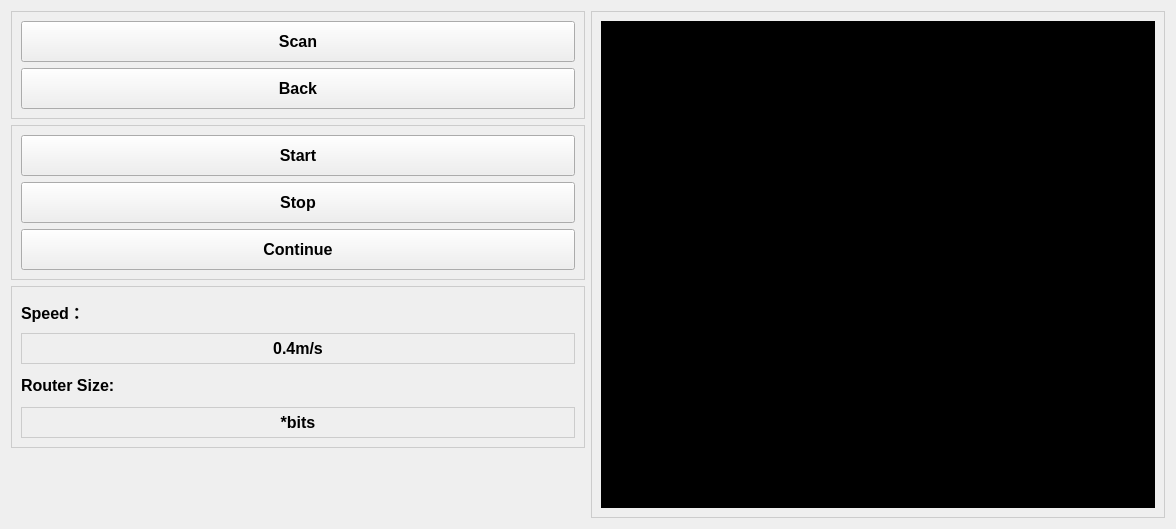
Qt form software/testing/CV/combined-UI/ui/fourthui.ui (Capstone-2024/OS-Handheld-CNC) before a commit.
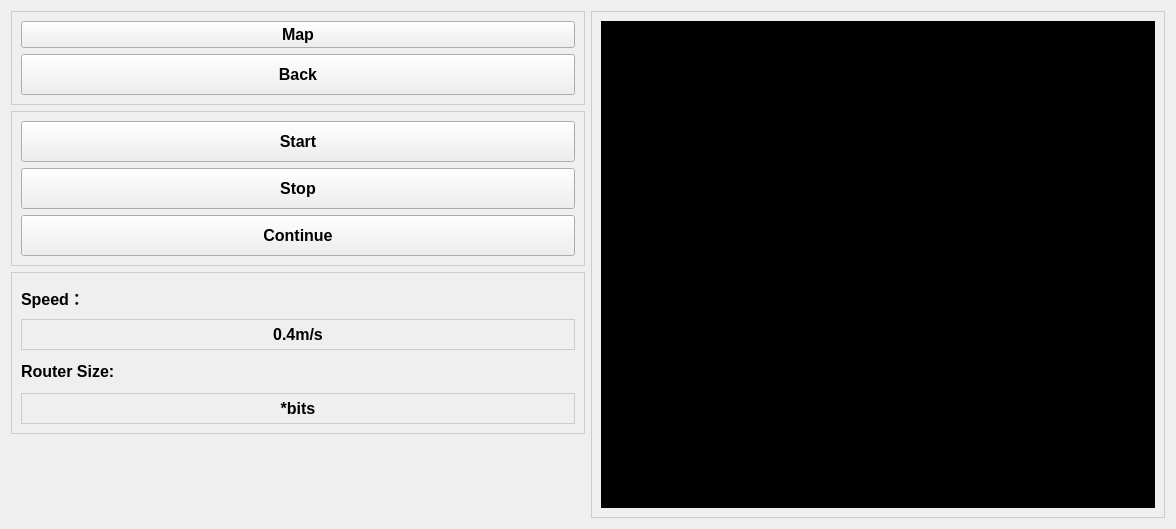
The same form after that commit.

What changed in the file:
```diff
--- a/software/testing/CV/combined-UI/ui/fourthui.ui
+++ b/software/testing/CV/combined-UI/ui/fourthui.ui
@@ -43,13 +43,7 @@
        </property>
        <layout class="QVBoxLayout" name="verticalLayout" stretch="0,0">
         <item>
-         <widget class="QPushButton" name="scan_btn">
-          <property name="minimumSize">
-           <size>
-            <width>121</width>
-            <height>41</height>
-           </size>
-          </property>
+         <widget class="QPushButton" name="pushButton">
           <property name="font">
            <font>
             <family>Arial</family>
@@ -59,7 +53,7 @@
            </font>
           </property>
           <property name="text">
-           <string>Scan</string>
+           <string>Map</string>
           </property>
          </widget>
         </item>
```
